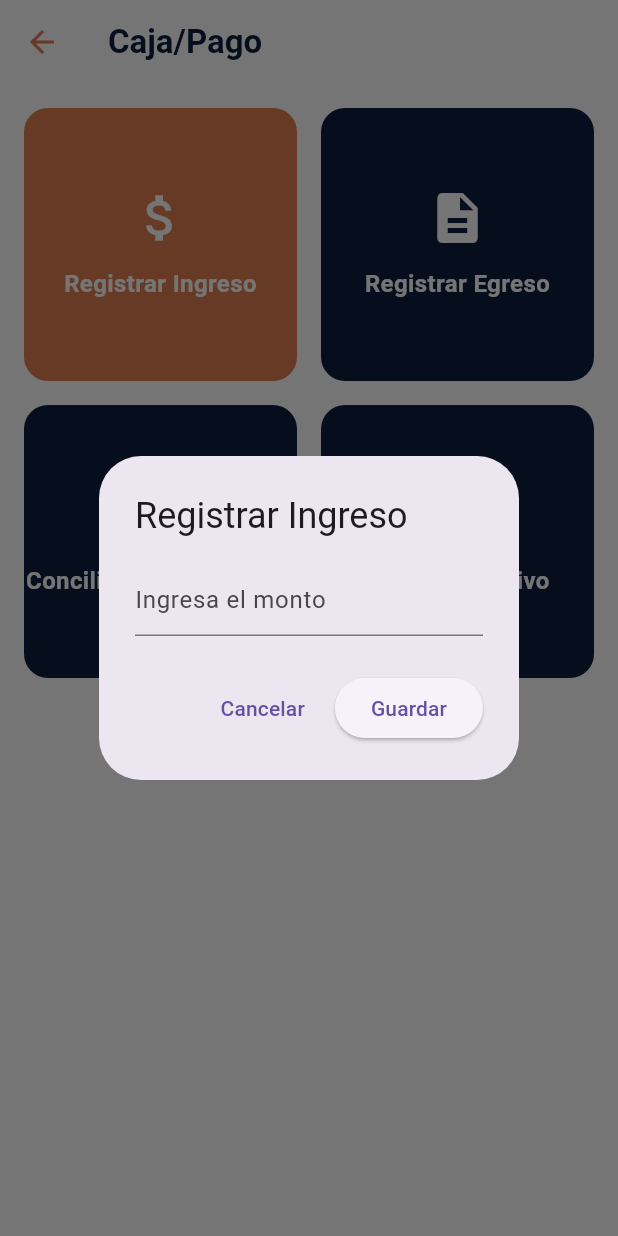
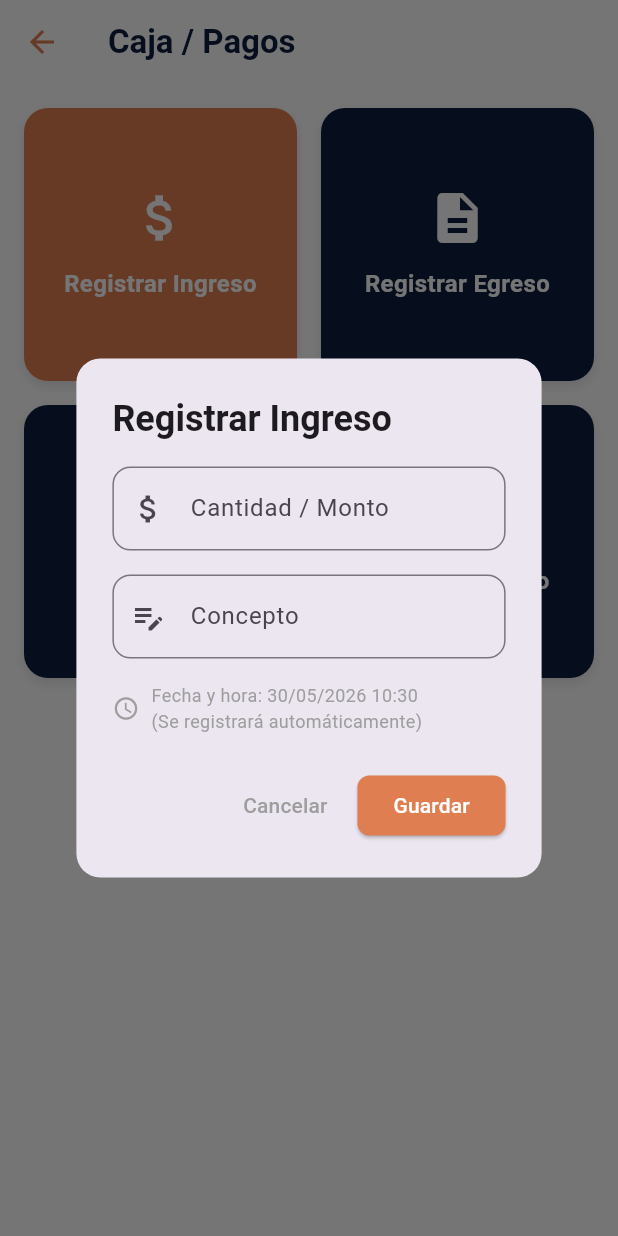
Before and after one commit to fzvercetti/Platto_Guli_Project, a Flutter app: the CashManagementPlatto screen opened directly, after a tap on "Registrar Ingreso", on a phone screen of 412 x 824 dp. Run offline on Flutter 3.47's test engine with Material 3 defaults, Android fonts, the phone set to English and light mode, and no system bars.

Commit message:
actualización de funciones

```diff
--- a/lib/screens/cash_management_platto.dart
+++ b/lib/screens/cash_management_platto.dart
@@ -1,6 +1,8 @@
 import 'package:flutter/material.dart';
 import 'package:http/http.dart' as http;
 import 'dart:convert';
+import 'package:intl/intl.dart'; // Asegúrate de tener intl en tu pubspec.yaml
+import 'conciliation_platto.dart';
 
 class CashManagementPlatto extends StatefulWidget {
   const CashManagementPlatto({super.key});
@@ -10,32 +12,48 @@ class CashManagementPlatto extends StatefulWidget {
 }
 
 class _CashManagementPlattoState extends State<CashManagementPlatto> {
-  // Cambia esta URL por la IP de tu servidor si no es local
+  // Cambia esta URL por la IP de tu servidor si no es local o tu enlace de túnel
   final String baseUrl = "http://127.0.0.1:5000";
 
   // --- FUNCIÓN PARA ENVIAR DATOS (POST) ---
-  Future<void> registrarMovimiento(String tipo, double monto) async {
+  // Ahora recibe también el concepto
+  Future<void> registrarMovimiento(
+    String tipo,
+    double monto,
+    String concepto,
+  ) async {
     try {
       final response = await http.post(
         Uri.parse(
-          '$baseUrl/movimiento',
-        ), // Asegúrate de tener esta ruta en Flask
+          '$baseUrl/api/movimiento',
+        ), // Ajusta la ruta a tu API de Flask
         headers: {"Content-Type": "application/json"},
         body: json.encode({
           "tipo": tipo, // "Ingreso" o "Egreso"
           "monto": monto,
-          "fecha": DateTime.now().toIso8601String(),
+          "concepto": concepto, // Nuevo campo enviado a la base de datos
+          "fecha": DateTime.now().toIso8601String(), // Hora y fecha automática
         }),
       );
 
-      if (response.statusCode == 200) {
+      if (response.statusCode == 200 || response.statusCode == 201) {
         if (!mounted) return;
         ScaffoldMessenger.of(context).showSnackBar(
-          SnackBar(content: Text("$tipo registrado correctamente")),
+          SnackBar(
+            content: Text("$tipo registrado correctamente"),
+            backgroundColor: Colors.green,
+          ),
         );
       }
     } catch (e) {
       print("Error al conectar: $e");
+      if (!mounted) return;
+      ScaffoldMessenger.of(context).showSnackBar(
+        const SnackBar(
+          content: Text("Error al conectar con el servidor"),
+          backgroundColor: Colors.red,
+        ),
+      );
     }
   }
 
@@ -49,7 +67,7 @@ class _CashManagementPlattoState extends State<CashManagementPlatto> {
       backgroundColor: Colors.white,
       appBar: AppBar(
         title: const Text(
-          "Caja/Pago",
+          "Caja / Pagos",
           style: TextStyle(color: darkBg, fontWeight: FontWeight.bold),
         ),
         backgroundColor: Colors.white,
@@ -79,7 +97,14 @@ class _CashManagementPlattoState extends State<CashManagementPlatto> {
               "Conciliación automática",
               Icons.refresh,
               darkBg,
-              () => print("Conciliando..."),
+              () {
+                Navigator.push(
+                  context,
+                  MaterialPageRoute(
+                    builder: (context) => const ConciliationPlatto(),
+                  ),
+                );
+              },
             ),
             _buildActionCard(
               "Flujo de efectivo",
@@ -93,29 +118,108 @@ class _CashManagementPlattoState extends State<CashManagementPlatto> {
     );
   }
 
-  // --- DIÁLOGO PARA CAPTURAR MONTO ---
+  // --- DIÁLOGO PARA CAPTURAR MONTO Y CONCEPTO ---
   void _mostrarDialogo(String tipo) {
-    TextEditingController controller = TextEditingController();
+    TextEditingController montoController = TextEditingController();
+    TextEditingController conceptoController = TextEditingController();
+
+    // Generamos un texto amigable para mostrar la fecha/hora automática en la UI
+    String fechaFormateada = DateFormat(
+      'dd/MM/yyyy HH:mm',
+    ).format(DateTime.now());
+
     showDialog(
       context: context,
       builder: (context) => AlertDialog(
-        title: Text("Registrar $tipo"),
-        content: TextField(
-          controller: controller,
-          keyboardType: TextInputType.number,
-          decoration: const InputDecoration(hintText: "Ingresa el monto"),
+        shape: RoundedRectangleBorder(borderRadius: BorderRadius.circular(16)),
+        title: Text(
+          "Registrar $tipo",
+          style: const TextStyle(fontWeight: FontWeight.bold),
+        ),
+        content: Column(
+          mainAxisSize: MainAxisSize.min, // Evita que ocupe toda la pantalla
+          crossAxisAlignment: CrossAxisAlignment.start,
+          children: [
+            // Campo de Monto
+            TextField(
+              controller: montoController,
+              keyboardType: const TextInputType.numberWithOptions(
+                decimal: true,
+              ),
+              decoration: InputDecoration(
+                labelText: "Cantidad / Monto",
+                prefixIcon: const Icon(Icons.attach_money),
+                border: OutlineInputBorder(
+                  borderRadius: BorderRadius.circular(12),
+                ),
+              ),
+            ),
+            const SizedBox(height: 16),
+
+            // Campo de Concepto
+            TextField(
+              controller: conceptoController,
+              textCapitalization: TextCapitalization.sentences,
+              decoration: InputDecoration(
+                labelText: "Concepto",
+                hintText: tipo == "Ingreso"
+                    ? "Ej. Venta externa, Propina"
+                    : "Ej. Pago a proveedor, Luz",
+                prefixIcon: const Icon(Icons.edit_note),
+                border: OutlineInputBorder(
+                  borderRadius: BorderRadius.circular(12),
+                ),
+              ),
+            ),
+            const SizedBox(height: 16),
+
+            // Indicador visual de la fecha automática
+            Row(
+              children: [
+                const Icon(Icons.access_time, size: 18, color: Colors.grey),
+                const SizedBox(width: 8),
+                Text(
+                  "Fecha y hora: $fechaFormateada\n(Se registrará automáticamente)",
+                  style: const TextStyle(color: Colors.grey, fontSize: 12),
+                ),
+              ],
+            ),
+          ],
         ),
         actions: [
           TextButton(
             onPressed: () => Navigator.pop(context),
-            child: const Text("Cancelar"),
+            child: const Text("Cancelar", style: TextStyle(color: Colors.grey)),
           ),
           ElevatedButton(
+            style: ElevatedButton.styleFrom(
+              backgroundColor: tipo == "Ingreso"
+                  ? const Color(0xFFDE7E51)
+                  : const Color(0xFF0E1E40),
+              shape: RoundedRectangleBorder(
+                borderRadius: BorderRadius.circular(8),
+              ),
+            ),
             onPressed: () {
-              registrarMovimiento(tipo, double.parse(controller.text));
+              // Validar que no envíen campos vacíos
+              if (montoController.text.isEmpty ||
+                  conceptoController.text.isEmpty) {
+                ScaffoldMessenger.of(context).showSnackBar(
+                  const SnackBar(
+                    content: Text("Por favor llena todos los campos"),
+                  ),
+                );
+                return;
+              }
+
+              registrarMovimiento(
+                tipo,
+                double.parse(montoController.text),
+                conceptoController.text,
+              );
               Navigator.pop(context);
             },
-            child: const Text("Guardar"),
+            child: const Text("Guardar", style: TextStyle(color: Colors.white)),
           ),
         ],
       ),
@@ -135,13 +239,22 @@ class _CashManagementPlattoState extends State<CashManagementPlatto> {
         decoration: BoxDecoration(
           color: color,
           borderRadius: BorderRadius.circular(16),
+          boxShadow: [
+            BoxShadow(
+              color: Colors.black.withOpacity(0.1),
+              blurRadius: 5,
+              offset: const Offset(0, 3),
+            ),
+          ],
         ),
         child: Column(
           mainAxisAlignment: MainAxisAlignment.center,
           children: [
             Icon(icon, size: 40, color: Colors.white),
             const SizedBox(height: 12),
-            Text(
+            Padding(
+              padding: const EdgeInsets.symmetric(horizontal: 8.0),
+              child: Text(
                 title,
                 textAlign: TextAlign.center,
                 style: const TextStyle(
@@ -150,6 +263,7 @@ class _CashManagementPlattoState extends State<CashManagementPlatto> {
                   fontSize: 16,
                 ),
               ),
+            ),
           ],
         ),
       ),
--- a/pubspec.yaml
+++ b/pubspec.yaml
@@ -37,6 +37,7 @@ dependencies:
   # The following adds the Cupertino Icons font to your application.
   # Use with the CupertinoIcons class for iOS style icons.
   cupertino_icons: ^1.0.8
+  intl: ^0.20.2
 
 dev_dependencies:
   flutter_test:
```
Also changed, not shown: lib/screens/conciliation_platto.dart (added, +317 -0 lines), pubspec.lock. Lines whose indentation alone changed are shown as unchanged.
